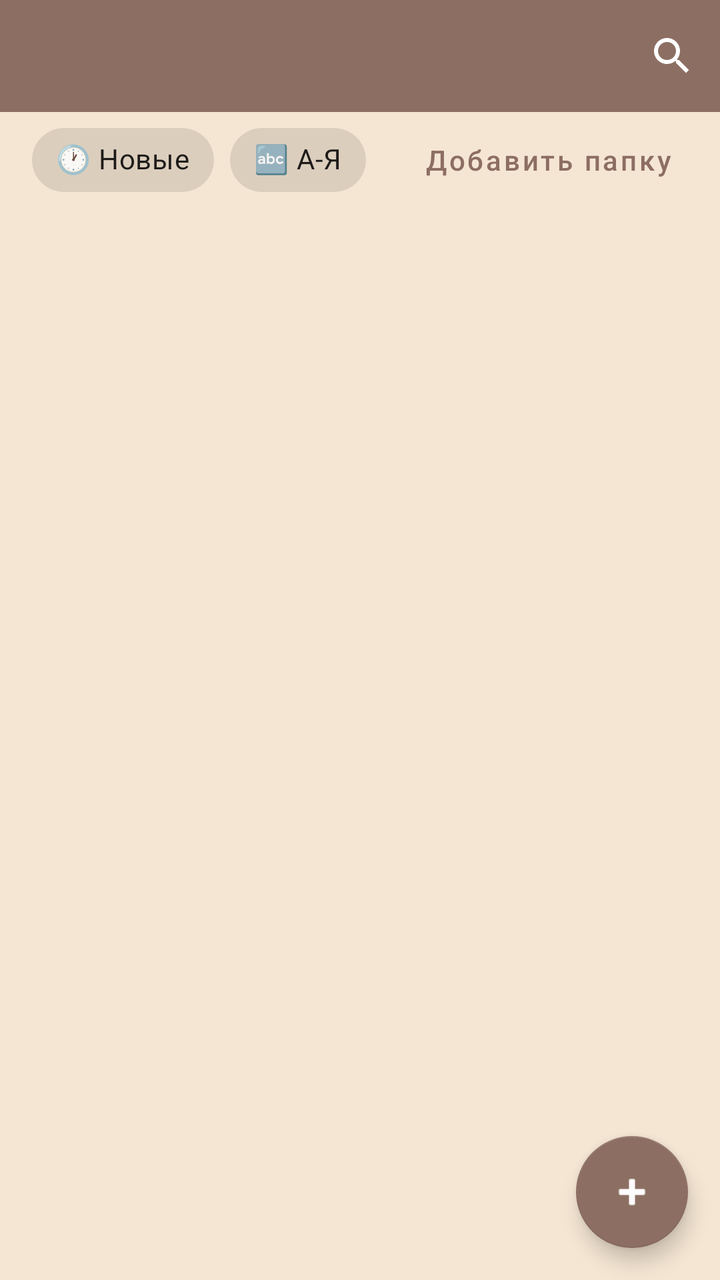
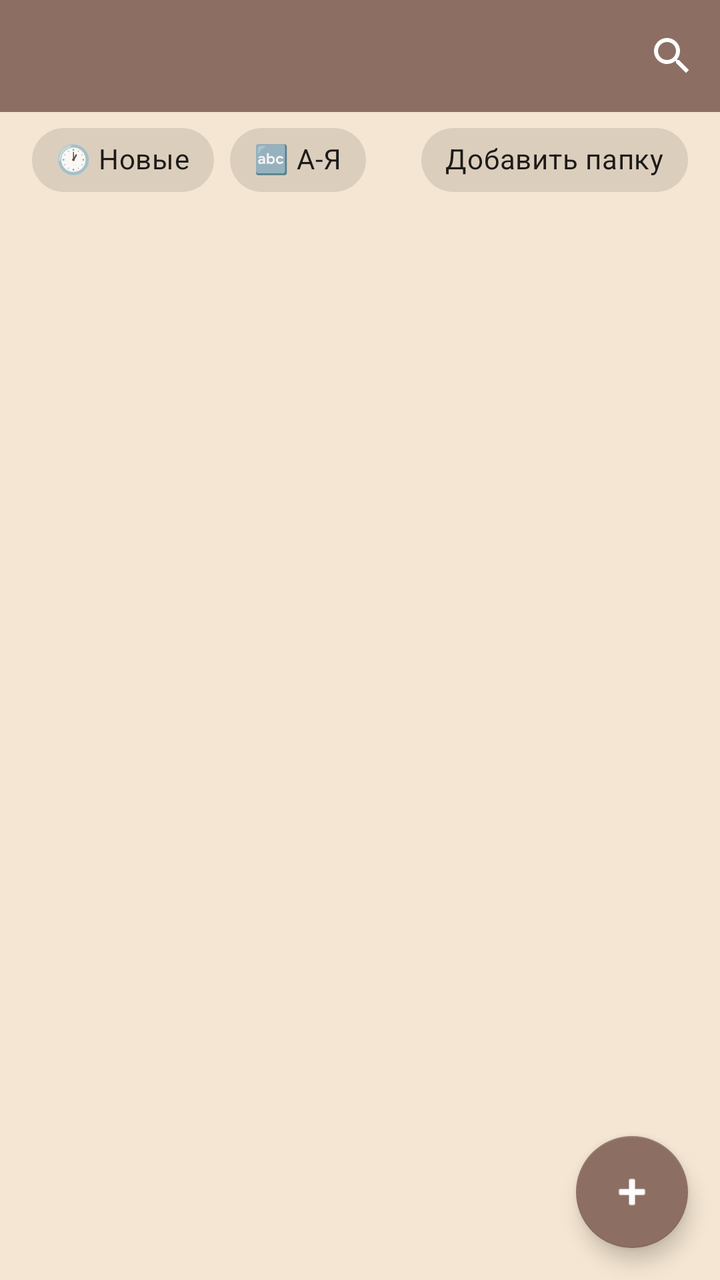

The first picture is an Android layout as it rendered before a commit; the second is the same layout after the commit. The layout source and the unified diff follow.
<!-- AndroidManifest.xml: application theme Theme.BAZA -->
<!-- res/layout/activity_recipe_list.xml -->
<?xml version="1.0" encoding="utf-8"?>
<androidx.coordinatorlayout.widget.CoordinatorLayout
    xmlns:android="http://schemas.android.com/apk/res/android"
    xmlns:app="http://schemas.android.com/apk/res-auto"
    android:layout_width="match_parent"
    android:layout_height="match_parent"
    android:background="?android:attr/colorBackground"
    android:fitsSystemWindows="true">

    <com.google.android.material.appbar.AppBarLayout
        android:id="@+id/appBarLayout"
        android:layout_width="match_parent"
        android:layout_height="wrap_content"
        android:background="?android:attr/colorBackground"
        app:elevation="0dp">

        <com.google.android.material.appbar.MaterialToolbar
            android:id="@+id/toolbar"
            android:layout_width="match_parent"
            android:layout_height="?attr/actionBarSize"
            android:background="?attr/colorPrimary"
            app:titleTextColor="?attr/colorOnPrimary"
            app:navigationIconTint="?attr/colorOnPrimary">

            <LinearLayout
                android:layout_width="wrap_content"
                android:layout_height="wrap_content"
                android:orientation="horizontal"
                android:layout_gravity="end"
                android:gravity="center_vertical">

                <ImageButton
                    android:id="@+id/btnSearch"
                    android:layout_width="48dp"
                    android:layout_height="48dp"
                    android:src="@drawable/ic_search"
                    android:background="?attr/selectableItemBackgroundBorderless"
                    android:contentDescription="Поиск"
                    app:tint="?attr/colorOnPrimary" />
            </LinearLayout>
        </com.google.android.material.appbar.MaterialToolbar>

        <LinearLayout
            android:id="@+id/searchLayout"
            android:layout_width="match_parent"
            android:layout_height="wrap_content"
            android:orientation="horizontal"
            android:gravity="center_vertical"
            android:paddingHorizontal="16dp"
            android:paddingBottom="8dp"
            android:visibility="gone">

            <com.google.android.material.textfield.TextInputLayout
                android:layout_width="0dp"
                android:layout_height="wrap_content"
                android:layout_weight="1"
                style="@style/Widget.MaterialComponents.TextInputLayout.OutlinedBox.Dense">

                <com.google.android.material.textfield.TextInputEditText
                    android:id="@+id/etSearch"
                    android:layout_width="match_parent"
                    android:layout_height="wrap_content"
                    android:hint="Поиск"
                    android:imeOptions="actionSearch"
                    android:inputType="text"
                    android:maxLines="1" />
            </com.google.android.material.textfield.TextInputLayout>
        </LinearLayout>

        
        <LinearLayout
            android:id="@+id/filterRow"
            android:layout_width="match_parent"
            android:layout_height="wrap_content"
            android:orientation="horizontal"
            android:gravity="center_vertical"
            android:paddingHorizontal="16dp"
            android:paddingBottom="8dp">

            <HorizontalScrollView
                android:id="@+id/sortChipsScroll"
                android:layout_width="0dp"
                android:layout_height="wrap_content"
                android:layout_weight="1"
                android:scrollbars="none">

                <LinearLayout
                    android:layout_width="wrap_content"
                    android:layout_height="wrap_content"
                    android:orientation="horizontal">

                    <com.google.android.material.chip.Chip
                        android:id="@+id/chipSortNewest"
                        android:layout_width="wrap_content"
                        android:layout_height="wrap_content"
                        android:text="🕐 Новые"
                        android:checkable="true"
                        app:chipIcon="@null" />

                    <com.google.android.material.chip.Chip
                        android:id="@+id/chipSortAlphabetical"
                        android:layout_width="wrap_content"
                        android:layout_height="wrap_content"
                        android:layout_marginStart="8dp"
                        android:text="🔤 А-Я"
                        android:checkable="true"
                        app:chipIcon="@null" />
                </LinearLayout>
            </HorizontalScrollView>

            <com.google.android.material.button.MaterialButton
                android:id="@+id/btnAddFolder"
                style="@style/Widget.MaterialComponents.Button.TextButton"
                android:layout_width="wrap_content"
                android:layout_height="wrap_content"
                android:text="Добавить папку"
                android:textAllCaps="false"
                android:minHeight="0dp"
                android:minWidth="0dp"
                app:icon="@null"
                app:iconPadding="0dp" />
        </LinearLayout>
    </com.google.android.material.appbar.AppBarLayout>

    <androidx.recyclerview.widget.RecyclerView
        android:id="@+id/rvRecipes"
        android:layout_width="match_parent"
        android:layout_height="match_parent"
        android:clipToPadding="false"
        android:padding="8dp"
        app:layout_behavior="@string/appbar_scrolling_view_behavior" />

    <LinearLayout
        android:id="@+id/emptyState"
        android:layout_width="match_parent"
        android:layout_height="match_parent"
        android:orientation="vertical"
        android:gravity="center"
        android:padding="32dp"
        android:visibility="gone"
        app:layout_behavior="@string/appbar_scrolling_view_behavior">

        <TextView
            android:id="@+id/tvEmptyIcon"
            android:layout_width="wrap_content"
            android:layout_height="wrap_content"
            android:textSize="64sp"
            android:text="📝" />

        <TextView
            android:id="@+id/tvEmptyTitle"
            android:layout_width="wrap_content"
            android:layout_height="wrap_content"
            android:layout_marginTop="16dp"
            android:textSize="20sp"
            android:textStyle="bold"
            android:textColor="?android:attr/textColorPrimary"
            android:gravity="center"
            android:text="Здесь пока пусто" />

        <TextView
            android:id="@+id/tvEmptySubtitle"
            android:layout_width="wrap_content"
            android:layout_height="wrap_content"
            android:layout_marginTop="8dp"
            android:textSize="14sp"
            android:textColor="?android:attr/textColorSecondary"
            android:gravity="center"
            android:lineSpacingExtra="2dp"
            android:text="Нажми «+», чтобы добавить первый рецепт." />
    </LinearLayout>

    
    <com.google.android.material.floatingactionbutton.FloatingActionButton
        android:id="@+id/fabAddRecipe"
        android:layout_width="wrap_content"
        android:layout_height="wrap_content"
        android:layout_gravity="bottom|end"
        android:layout_margin="16dp"
        android:contentDescription="Добавить рецепт"
        android:src="@android:drawable/ic_input_add"
        app:tint="?attr/colorOnPrimary"
        app:backgroundTint="?attr/colorPrimary" />

</androidx.coordinatorlayout.widget.CoordinatorLayout>
<!-- resources referenced by this layout -->
<resources>
  <!-- drawable ic_search (drawable) -->
  <vector xmlns:android="http://schemas.android.com/apk/res/android"
      android:width="24dp"
      android:height="24dp"
      android:viewportWidth="24"
      android:viewportHeight="24"
      android:tint="?attr/colorControlNormal">
    <path
        android:fillColor="@android:color/white"
        android:pathData="M15.5,14h-0.79l-0.28,-0.27C15.41,12.59 16,11.11 16,9.5 16,5.91 13.09,3 9.5,3S3,5.91 3,9.5 5.91,16 9.5,16c1.61,0 3.09,-0.59 4.23,-1.57l0.27,0.28v0.79l5,4.99L20.49,19l-4.99,-5zM9.5,14C7.01,14 5,11.99 5,9.5S7.01,5 9.5,5 14,7.01 14,9.5 11.99,14 9.5,14z"/>
  </vector>
  <style name="Theme.BAZA" parent="Theme.MaterialComponents.DayNight.NoActionBar">
          <item name="colorPrimary">@color/colorPrimary</item>
          <item name="colorPrimaryDark">@color/colorPrimaryDark</item>
          <item name="colorAccent">@color/colorAccent</item>
  
          
          <item name="android:windowBackground">@color/windowBackground</item>
          <item name="android:colorBackground">@color/windowBackground</item>
          <item name="colorSurface">@color/windowBackground</item>
      </style>
  <color name="colorPrimary">#8D6E63</color>
  <color name="colorPrimaryDark">#6D4C41</color>
  <color name="colorAccent">#C97B63</color>
  <color name="windowBackground">#F5E6D3</color>
</resources>

<!-- the commit's change to res/layout/activity_recipe_list.xml (unified diff, before → after) -->
@@ -108,17 +108,17 @@
                 </LinearLayout>
             </HorizontalScrollView>
 
-            <com.google.android.material.button.MaterialButton
+            
+            <com.google.android.material.chip.Chip
                 android:id="@+id/btnAddFolder"
-                style="@style/Widget.MaterialComponents.Button.TextButton"
                 android:layout_width="wrap_content"
                 android:layout_height="wrap_content"
+                android:layout_marginStart="8dp"
                 android:text="Добавить папку"
-                android:textAllCaps="false"
-                android:minHeight="0dp"
-                android:minWidth="0dp"
-                app:icon="@null"
-                app:iconPadding="0dp" />
+                android:checkable="false"
+                android:clickable="true"
+                android:focusable="true"
+                app:chipIcon="@null" />
         </LinearLayout>
     </com.google.android.material.appbar.AppBarLayout>
 
